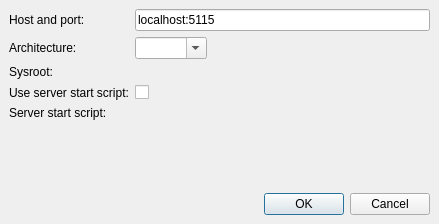
Old version of the form src/plugins/debugger/startremotedialog.ui in the repository qt-creator/qt-creator.
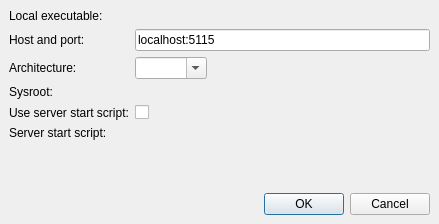
New version of the form. Custom widgets are drawn as their Qt base class.

Commit message:
debugger: add a line edit to specify the local executable for gdb remote debugging
Long term that would probably better as a run configuration.

Diff of the .ui file:
```diff
--- a/src/plugins/debugger/startremotedialog.ui
+++ b/src/plugins/debugger/startremotedialog.ui
@@ -25,28 +25,31 @@
      <property name="fieldGrowthPolicy">
       <enum>QFormLayout::ExpandingFieldsGrow</enum>
      </property>
-     <item row="0" column="0">
+     <item row="1" column="0">
       <widget class="QLabel" name="channelLabel">
        <property name="text">
         <string>Host and port:</string>
        </property>
       </widget>
      </item>
-     <item row="0" column="1">
+     <item row="1" column="1">
       <widget class="QLineEdit" name="channelLineEdit">
        <property name="text">
         <string notr="true">localhost:5115</string>
        </property>
       </widget>
      </item>
-     <item row="1" column="0">
+     <item row="0" column="1">
+      <widget class="Utils::PathChooser" name="executablePathChooser" native="true"/>
+     </item>
+     <item row="2" column="0">
       <widget class="QLabel" name="architectureLabel">
        <property name="text">
         <string>Architecture:</string>
        </property>
       </widget>
      </item>
-     <item row="1" column="1">
+     <item row="2" column="1">
       <widget class="QComboBox" name="architectureComboBox">
        <property name="editable">
         <bool>true</bool>
@@ -73,7 +76,7 @@
        </property>
       </widget>
      </item>
-     <item row="2" column="0">
+     <item row="3" column="0">
       <widget class="QLabel" name="sysrootLabel">
        <property name="text">
         <string>Sysroot:</string>
@@ -83,6 +86,13 @@
      <item row="2" column="1">
       <widget class="Utils::PathChooser" name="sysrootPathChooser" native="true"/>
      </item>
+     <item row="0" column="0">
+      <widget class="QLabel" name="executableLabel">
+       <property name="text">
+        <string>Local executable:</string>
+       </property>
+      </widget>
+     </item>
     </layout>
    </item>
    <item>
```
Left out of the diff: 2 changed lines with no effect on the pictures. The commit also changes 4 other files.
